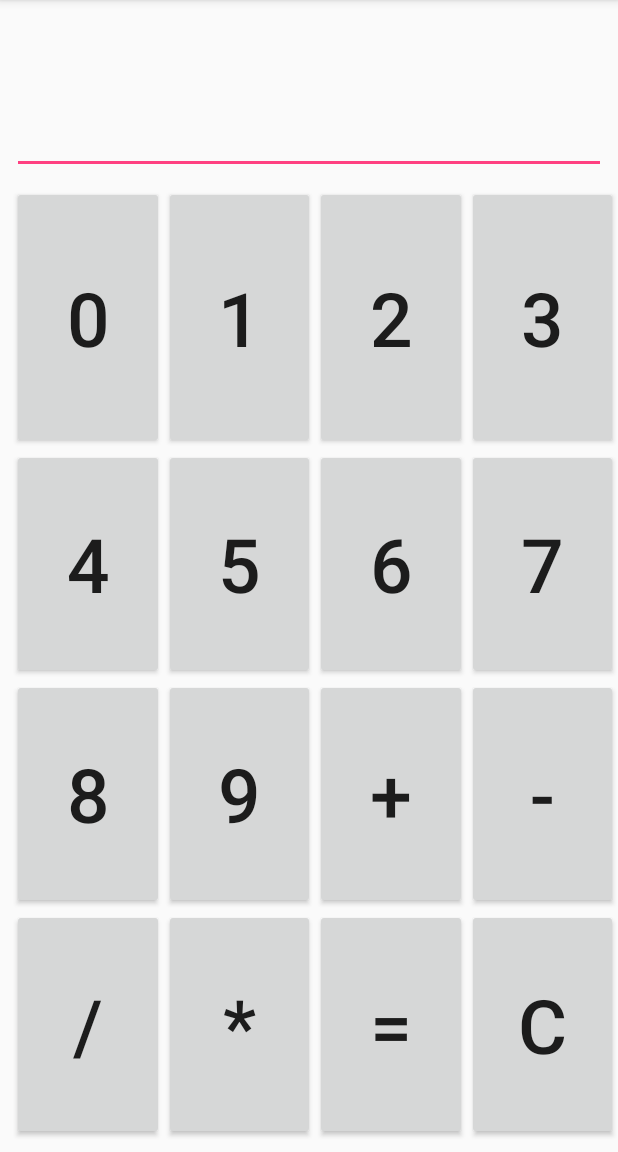
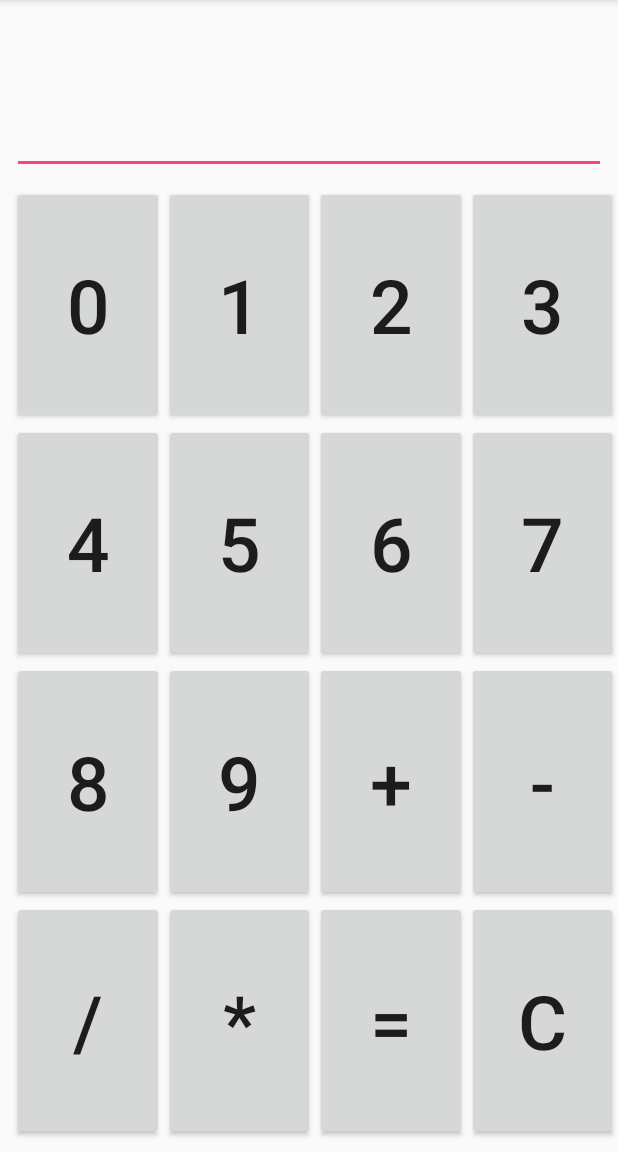
Before and after one commit to DorkinsTheOwl/owl-learning-android, an Android app: the screen it shows after launch (MainActivity), on a phone screen of 412 x 824 dp, the part 84-1236 px from its top. Run offline under Robolectric (Android 15) with nearby library versions, the phone set to English and light mode, and no system bars.

Commit message:
fix gridlayout for smaller screens

```diff
--- a/Calculator/app/src/main/res/layout/activity_main.xml
+++ b/Calculator/app/src/main/res/layout/activity_main.xml
@@ -69,8 +69,8 @@
 
         <Button
             android:id="@+id/button0"
-            android:layout_width="wrap_content"
-            android:layout_height="wrap_content"
+            android:layout_width="0dp"
+            android:layout_height="0dp"
             android:text="0"
             android:textSize="50sp"
             app:layout_column="0"
@@ -81,8 +81,8 @@
 
         <Button
             android:id="@+id/button1"
-            android:layout_width="wrap_content"
-            android:layout_height="109dp"
+            android:layout_width="0dp"
+            android:layout_height="0dp"
             android:text="1"
             android:textSize="50sp"
             app:layout_column="1"
@@ -93,8 +93,8 @@
 
         <Button
             android:id="@+id/button2"
-            android:layout_width="wrap_content"
-            android:layout_height="wrap_content"
+            android:layout_width="0dp"
+            android:layout_height="0dp"
             android:text="2"
             android:textSize="50sp"
             app:layout_column="2"
@@ -105,8 +105,8 @@
 
         <Button
             android:id="@+id/button3"
-            android:layout_width="wrap_content"
-            android:layout_height="wrap_content"
+            android:layout_width="0dp"
+            android:layout_height="0dp"
             android:text="3"
             android:textSize="50sp"
             app:layout_column="3"
@@ -117,8 +117,8 @@
 
         <Button
             android:id="@+id/button4"
-            android:layout_width="wrap_content"
-            android:layout_height="wrap_content"
+            android:layout_width="0dp"
+            android:layout_height="0dp"
             android:text="4"
             android:textSize="50sp"
             app:layout_column="0"
@@ -129,8 +129,8 @@
 
         <Button
             android:id="@+id/button5"
-            android:layout_width="wrap_content"
-            android:layout_height="wrap_content"
+            android:layout_width="0dp"
+            android:layout_height="0dp"
             android:text="5"
             android:textSize="50sp"
             app:layout_column="1"
@@ -141,8 +141,8 @@
 
         <Button
             android:id="@+id/button6"
-            android:layout_width="wrap_content"
-            android:layout_height="wrap_content"
+            android:layout_width="0dp"
+            android:layout_height="0dp"
             android:text="6"
             android:textSize="50sp"
             app:layout_column="2"
@@ -153,8 +153,8 @@
 
         <Button
             android:id="@+id/button7"
-            android:layout_width="wrap_content"
-            android:layout_height="wrap_content"
+            android:layout_width="0dp"
+            android:layout_height="0dp"
             android:text="7"
             android:textSize="50sp"
             app:layout_column="3"
@@ -165,8 +165,8 @@
 
         <Button
             android:id="@+id/button8"
-            android:layout_width="wrap_content"
-            android:layout_height="wrap_content"
+            android:layout_width="0dp"
+            android:layout_height="0dp"
             android:text="8"
             android:textSize="50sp"
             app:layout_column="0"
@@ -177,8 +177,8 @@
 
         <Button
             android:id="@+id/button9"
-            android:layout_width="wrap_content"
-            android:layout_height="wrap_content"
+            android:layout_width="0dp"
+            android:layout_height="0dp"
             android:text="9"
             android:textSize="50sp"
             app:layout_column="1"
@@ -189,8 +189,8 @@
 
         <Button
             android:id="@+id/buttonPlus"
-            android:layout_width="wrap_content"
-            android:layout_height="wrap_content"
+            android:layout_width="0dp"
+            android:layout_height="0dp"
             android:text="+"
             android:textSize="50sp"
             app:layout_column="2"
@@ -201,8 +201,8 @@
 
         <Button
             android:id="@+id/buttonMinus"
-            android:layout_width="wrap_content"
-            android:layout_height="wrap_content"
+            android:layout_width="0dp"
+            android:layout_height="0dp"
             android:text="-"
             android:textSize="50sp"
             app:layout_column="3"
@@ -213,8 +213,8 @@
 
         <Button
             android:id="@+id/buttonDal"
-            android:layout_width="wrap_content"
-            android:layout_height="wrap_content"
+            android:layout_width="0dp"
+            android:layout_height="0dp"
             android:text="/"
             android:textSize="50sp"
             app:layout_column="0"
@@ -225,8 +225,8 @@
 
         <Button
             android:id="@+id/buttonReiz"
-            android:layout_width="wrap_content"
-            android:layout_height="wrap_content"
+            android:layout_width="0dp"
+            android:layout_height="0dp"
             android:text="*"
             android:textSize="50sp"
             app:layout_column="1"
@@ -237,8 +237,8 @@
 
         <Button
             android:id="@+id/buttonVienads"
-            android:layout_width="wrap_content"
-            android:layout_height="wrap_content"
+            android:layout_width="0dp"
+            android:layout_height="0dp"
             android:text="="
             android:textSize="50sp"
             app:layout_column="2"
@@ -249,8 +249,8 @@
 
         <Button
             android:id="@+id/buttonC"
-            android:layout_width="wrap_content"
-            android:layout_height="wrap_content"
+            android:layout_width="0dp"
+            android:layout_height="0dp"
             android:text="C"
             android:textSize="50sp"
             app:layout_column="3"
```
